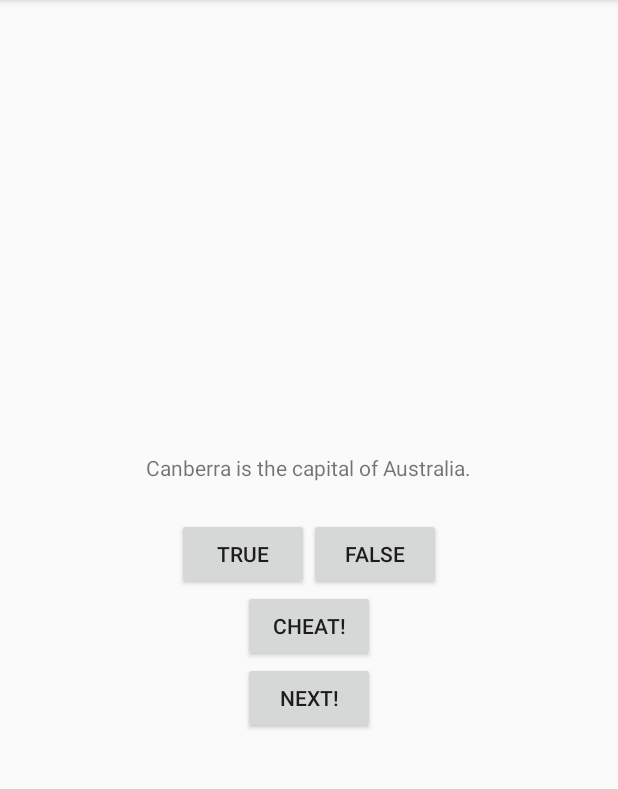
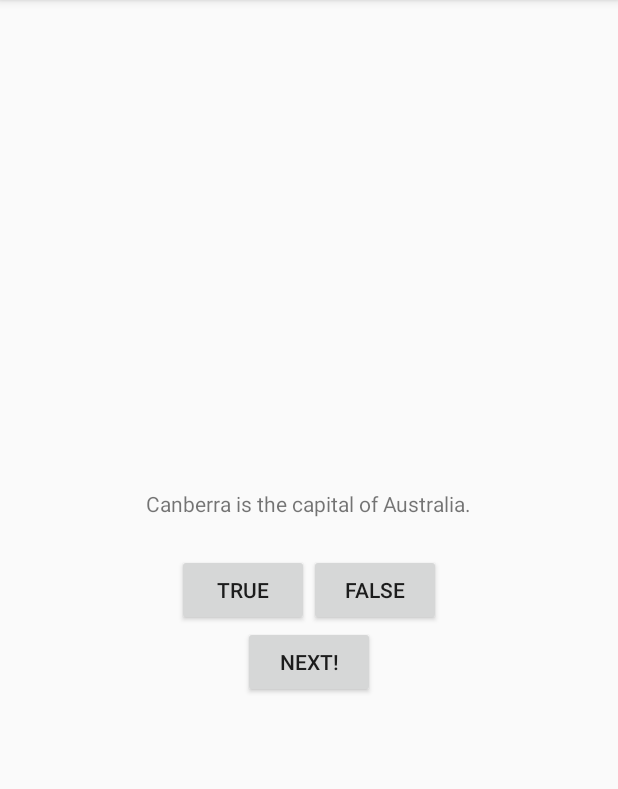
Before and after one commit to prashmittanay/QuizApp, an Android app: the screen it shows after launch (MainActivity), on a phone screen of 412 x 824 dp, the part 84-873 px from its top. Run offline under Robolectric (Android 15) with nearby library versions, the phone set to English and light mode, and no system bars.

Commit message:
cheat interface removed

```diff
--- a/app/src/main/java/org/learn/quizapp/MainActivity.java
+++ b/app/src/main/java/org/learn/quizapp/MainActivity.java
@@ -38,10 +38,6 @@ public class MainActivity extends AppCompatActivity {
         Log.d(TAG, "onCreate() called!");
         setContentView(R.layout.activity_main);
 
-        if (savedInstanceState != null) {
-            mCurrentIndex = savedInstanceState.getInt(KEY_INDEX, 0);
-        }
-
         mQuestionTextView = findViewById(R.id.question_text_view);
         mNextButton = findViewById(R.id.next_button);
         mTrueButton = findViewById(R.id.true_button);
@@ -56,6 +52,16 @@ public class MainActivity extends AppCompatActivity {
         super.onSaveInstanceState(outState);
         Log.d(TAG, "inside onSaveInstanceState()!");
         outState.putInt(KEY_INDEX, mCurrentIndex);
+    }
+
+    @Override
+    protected void onRestoreInstanceState(@NonNull Bundle savedInstanceState) {
+        super.onRestoreInstanceState(savedInstanceState);
+
+        if (savedInstanceState != null) {
+            mCurrentIndex = savedInstanceState.getInt(KEY_INDEX, 0);
+            updateQuestion();
+        }
     }
 
     private void addListeners() {
--- a/app/src/main/res/layout-land/activity_main.xml
+++ b/app/src/main/res/layout-land/activity_main.xml
@@ -30,14 +30,6 @@
     </LinearLayout>
 
     <Button
-        android:id="@+id/cheat_button"
-        android:layout_width="wrap_content"
-        android:layout_height="wrap_content"
-        android:text="@string/cheat_button"
-        android:layout_gravity="bottom|left" />
-
-
-    <Button
         android:id="@+id/next_button"
         android:layout_width="wrap_content"
         android:layout_height="wrap_content"
--- a/app/src/main/res/layout/activity_main.xml
+++ b/app/src/main/res/layout/activity_main.xml
@@ -31,13 +31,6 @@
     </LinearLayout>
 
     <Button
-        android:id="@+id/cheat_button"
-        android:layout_width="wrap_content"
-        android:layout_height="wrap_content"
-        android:text="@string/cheat_button"/>
-
-
-    <Button
         android:id="@+id/next_button"
         android:layout_width="wrap_content"
         android:layout_height="wrap_content"
```
